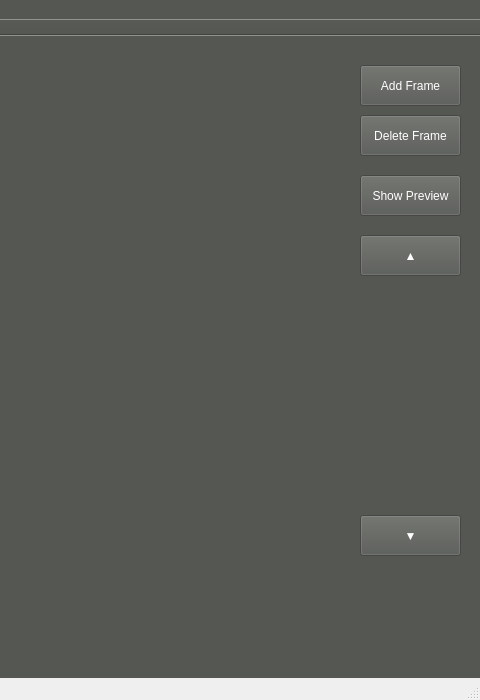
Above: GigBagSpriteEditor/spriteeditorwindow.ui from ChristopherDHanson/SpriteEditor before the change; both pictures show x 320 to 800 and y 0 to 700 of the 800 by 700 pixel window. Below: the same form after it.
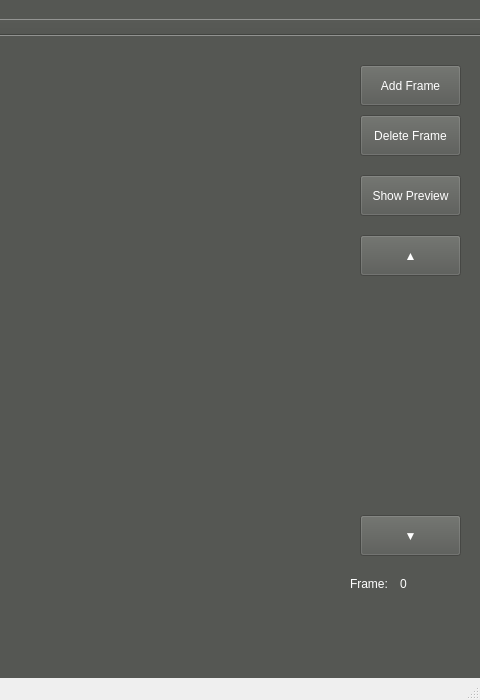
That is the form after the change. Custom widgets are drawn as their Qt base class.

Commit message: Add current frame index display and increment

Patch:
```diff
--- a/GigBagSpriteEditor/spriteeditorwindow.ui
+++ b/GigBagSpriteEditor/spriteeditorwindow.ui
@@ -205,7 +205,7 @@
       <x>670</x>
       <y>19</y>
       <width>120</width>
-      <height>511</height>
+      <height>551</height>
      </rect>
     </property>
     <property name="styleSheet">
@@ -286,6 +286,32 @@
       <string>▼</string>
      </property>
     </widget>
+    <widget class="QLabel" name="label">
+     <property name="geometry">
+      <rect>
+       <x>0</x>
+       <y>520</y>
+       <width>67</width>
+       <height>17</height>
+      </rect>
+     </property>
+     <property name="text">
+      <string>Frame:</string>
+     </property>
+    </widget>
+    <widget class="QLabel" name="currentFrameIndexDisplay">
+     <property name="geometry">
+      <rect>
+       <x>50</x>
+       <y>520</y>
+       <width>67</width>
+       <height>17</height>
+      </rect>
+     </property>
+     <property name="text">
+      <string>0</string>
+     </property>
+    </widget>
    </widget>
    <widget class="QWidget" name="colorPickerWidget" native="true">
     <property name="geometry">
```
Left out of the diff: 2 changed lines with no effect on the pictures. The commit also changes 3 other files.
